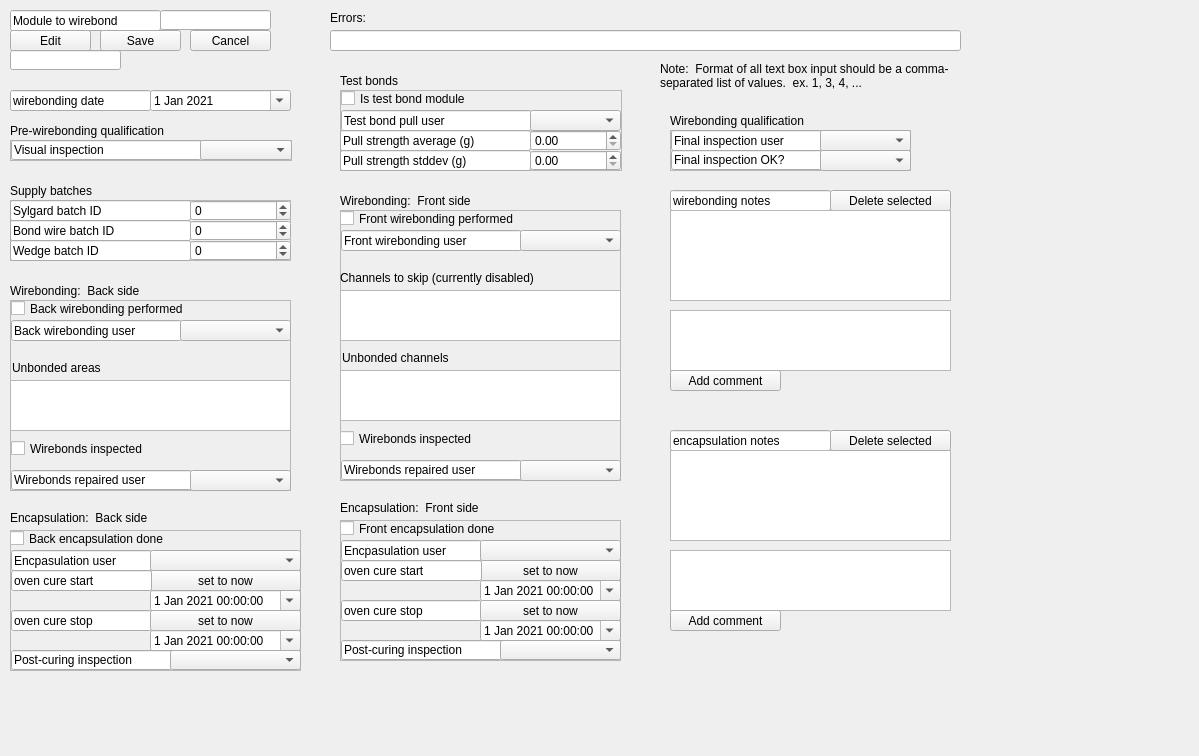
The window that pages_ui/view_wirebonding.ui (IncandelaLab/SharedUI) describes before a commit, drawn with Qt 5.
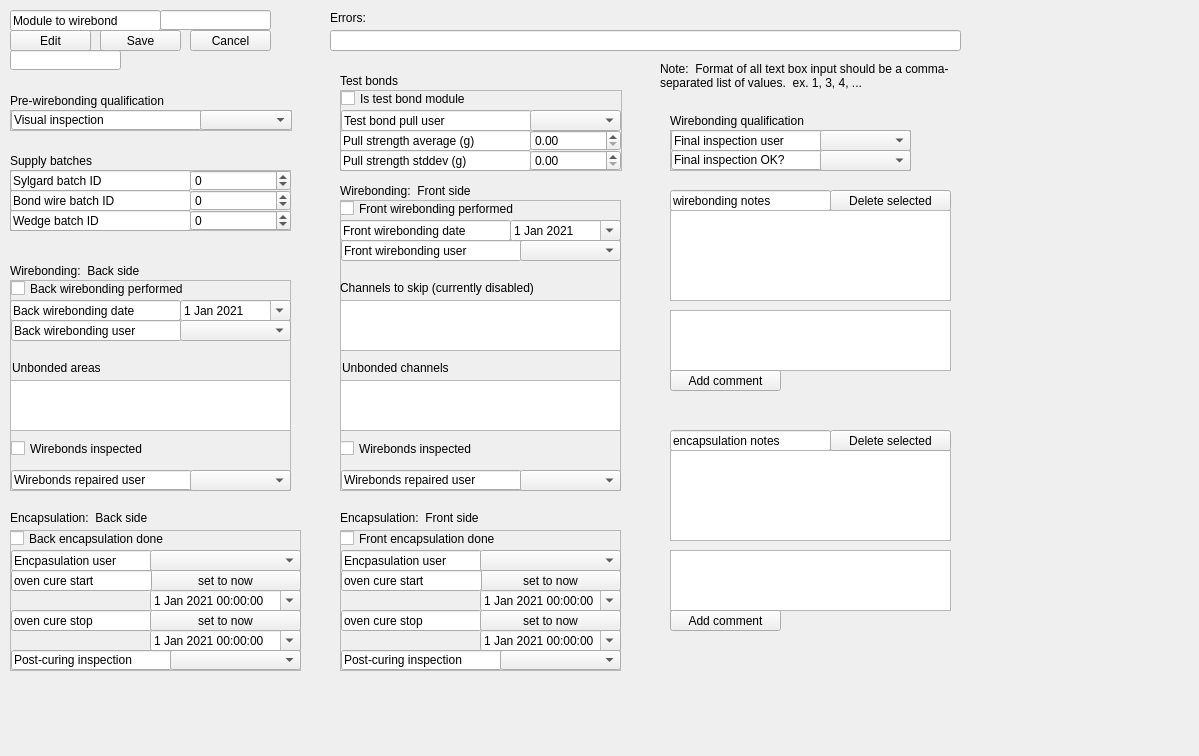
The same window after the commit.

```diff
--- a/pages_ui/view_wirebonding.ui
+++ b/pages_ui/view_wirebonding.ui
@@ -137,7 +137,7 @@
    <property name="geometry">
     <rect>
      <x>10</x>
-     <y>120</y>
+     <y>90</y>
      <width>211</width>
      <height>21</height>
     </rect>
@@ -150,7 +150,7 @@
    <property name="geometry">
     <rect>
      <x>10</x>
-     <y>280</y>
+     <y>260</y>
      <width>171</width>
      <height>21</height>
     </rect>
@@ -163,9 +163,9 @@
    <property name="geometry">
     <rect>
      <x>10</x>
-     <y>300</y>
+     <y>280</y>
      <width>281</width>
-     <height>191</height>
+     <height>211</height>
     </rect>
    </property>
    <property name="frameShape">
@@ -178,7 +178,7 @@
     <property name="geometry">
      <rect>
       <x>1</x>
-      <y>140</y>
+      <y>160</y>
       <width>241</width>
       <height>17</height>
      </rect>
@@ -191,7 +191,7 @@
     <property name="geometry">
      <rect>
       <x>1</x>
-      <y>20</y>
+      <y>40</y>
       <width>171</width>
       <height>21</height>
      </rect>
@@ -207,7 +207,7 @@
     <property name="geometry">
      <rect>
       <x>2</x>
-      <y>60</y>
+      <y>80</y>
       <width>141</width>
       <height>16</height>
      </rect>
@@ -233,7 +233,7 @@
     <property name="geometry">
      <rect>
       <x>1</x>
-      <y>170</y>
+      <y>190</y>
       <width>181</width>
       <height>20</height>
      </rect>
@@ -249,7 +249,7 @@
     <property name="geometry">
      <rect>
       <x>0</x>
-      <y>80</y>
+      <y>100</y>
       <width>281</width>
       <height>51</height>
      </rect>
@@ -259,7 +259,7 @@
     <property name="geometry">
      <rect>
       <x>170</x>
-      <y>20</y>
+      <y>40</y>
       <width>111</width>
       <height>21</height>
      </rect>
@@ -272,7 +272,7 @@
     <property name="geometry">
      <rect>
       <x>180</x>
-      <y>170</y>
+      <y>190</y>
       <width>101</width>
       <height>21</height>
      </rect>
@@ -281,12 +281,48 @@
      <number>-1</number>
     </property>
    </widget>
+   <widget class="QDateEdit" name="dWirebondingBack">
+    <property name="geometry">
+     <rect>
+      <x>170</x>
+      <y>20</y>
+      <width>111</width>
+      <height>21</height>
+     </rect>
+    </property>
+    <property name="calendarPopup">
+     <bool>true</bool>
+    </property>
+    <property name="date">
+     <date>
+      <year>2021</year>
+      <month>1</month>
+      <day>1</day>
+     </date>
+    </property>
+   </widget>
+   <widget class="QLineEdit" name="lineEdit_15">
+    <property name="geometry">
+     <rect>
+      <x>0</x>
+      <y>20</y>
+      <width>171</width>
+      <height>21</height>
+     </rect>
+    </property>
+    <property name="text">
+     <string>Back wirebonding date</string>
+    </property>
+    <property name="readOnly">
+     <bool>true</bool>
+    </property>
+   </widget>
   </widget>
   <widget class="QFrame" name="frame_2">
    <property name="geometry">
     <rect>
      <x>10</x>
-     <y>140</y>
+     <y>110</y>
      <width>282</width>
      <height>21</height>
     </rect>
@@ -836,7 +872,7 @@
    <property name="geometry">
     <rect>
      <x>340</x>
-     <y>190</y>
+     <y>180</y>
      <width>171</width>
      <height>21</height>
     </rect>
@@ -849,9 +885,9 @@
    <property name="geometry">
     <rect>
      <x>340</x>
-     <y>210</y>
+     <y>200</y>
      <width>281</width>
-     <height>271</height>
+     <height>291</height>
     </rect>
    </property>
    <property name="frameShape">
@@ -864,7 +900,7 @@
     <property name="geometry">
      <rect>
       <x>0</x>
-      <y>220</y>
+      <y>240</y>
       <width>241</width>
       <height>17</height>
      </rect>
@@ -877,7 +913,7 @@
     <property name="geometry">
      <rect>
       <x>1</x>
-      <y>20</y>
+      <y>40</y>
       <width>181</width>
       <height>21</height>
      </rect>
@@ -893,7 +929,7 @@
     <property name="geometry">
      <rect>
       <x>2</x>
-      <y>140</y>
+      <y>160</y>
       <width>141</width>
       <height>16</height>
      </rect>
@@ -919,7 +955,7 @@
     <property name="geometry">
      <rect>
       <x>1</x>
-      <y>250</y>
+      <y>270</y>
       <width>181</width>
       <height>20</height>
      </rect>
@@ -935,7 +971,7 @@
     <property name="geometry">
      <rect>
       <x>0</x>
-      <y>160</y>
+      <y>180</y>
       <width>281</width>
       <height>51</height>
      </rect>
@@ -945,7 +981,7 @@
     <property name="geometry">
      <rect>
       <x>0</x>
-      <y>80</y>
+      <y>100</y>
       <width>281</width>
       <height>51</height>
      </rect>
@@ -958,7 +994,7 @@
     <property name="geometry">
      <rect>
       <x>0</x>
-      <y>60</y>
+      <y>80</y>
       <width>251</width>
       <height>16</height>
      </rect>
@@ -971,7 +1007,7 @@
     <property name="geometry">
      <rect>
       <x>180</x>
-      <y>20</y>
+      <y>40</y>
       <width>101</width>
       <height>21</height>
      </rect>
@@ -984,7 +1020,7 @@
     <property name="geometry">
      <rect>
       <x>180</x>
-      <y>250</y>
+      <y>270</y>
       <width>101</width>
       <height>21</height>
      </rect>
@@ -993,12 +1029,48 @@
      <number>-1</number>
     </property>
    </widget>
+   <widget class="QLineEdit" name="lineEdit_18">
+    <property name="geometry">
+     <rect>
+      <x>0</x>
+      <y>20</y>
+      <width>171</width>
+      <height>21</height>
+     </rect>
+    </property>
+    <property name="text">
+     <string>Front wirebonding date</string>
+    </property>
+    <property name="readOnly">
+     <bool>true</bool>
+    </property>
+   </widget>
+   <widget class="QDateEdit" name="dWirebondingFront">
+    <property name="geometry">
+     <rect>
+      <x>170</x>
+      <y>20</y>
+      <width>111</width>
+      <height>21</height>
+     </rect>
+    </property>
+    <property name="calendarPopup">
+     <bool>true</bool>
+    </property>
+    <property name="date">
+     <date>
+      <year>2021</year>
+      <month>1</month>
+      <day>1</day>
+     </date>
+    </property>
+   </widget>
   </widget>
   <widget class="QFrame" name="frame_7">
    <property name="geometry">
     <rect>
      <x>340</x>
-     <y>520</y>
+     <y>530</y>
      <width>281</width>
      <height>141</height>
     </rect>
@@ -1221,7 +1293,7 @@
    <property name="geometry">
     <rect>
      <x>340</x>
-     <y>500</y>
+     <y>510</y>
      <width>181</width>
      <height>16</height>
     </rect>
@@ -1275,42 +1347,6 @@
     <string>Errors:</string>
    </property>
   </widget>
-  <widget class="QLineEdit" name="lineEdit_15">
-   <property name="geometry">
-    <rect>
-     <x>10</x>
-     <y>90</y>
-     <width>141</width>
-     <height>21</height>
-    </rect>
-   </property>
-   <property name="text">
-    <string>wirebonding date</string>
-   </property>
-   <property name="readOnly">
-    <bool>true</bool>
-   </property>
-  </widget>
-  <widget class="QDateEdit" name="dWirebonding">
-   <property name="geometry">
-    <rect>
-     <x>150</x>
-     <y>90</y>
-     <width>141</width>
-     <height>21</height>
-    </rect>
-   </property>
-   <property name="calendarPopup">
-    <bool>true</bool>
-   </property>
-   <property name="date">
-    <date>
-     <year>2021</year>
-     <month>1</month>
-     <day>1</day>
-    </date>
-   </property>
-  </widget>
   <widget class="QPlainTextEdit" name="pteWriteCommentEncap">
    <property name="geometry">
     <rect>
@@ -1380,7 +1416,7 @@
    <property name="geometry">
     <rect>
      <x>10</x>
-     <y>180</y>
+     <y>150</y>
      <width>171</width>
      <height>21</height>
     </rect>
@@ -1393,7 +1429,7 @@
    <property name="geometry">
     <rect>
      <x>10</x>
-     <y>200</y>
+     <y>170</y>
      <width>281</width>
      <height>61</height>
     </rect>
```
